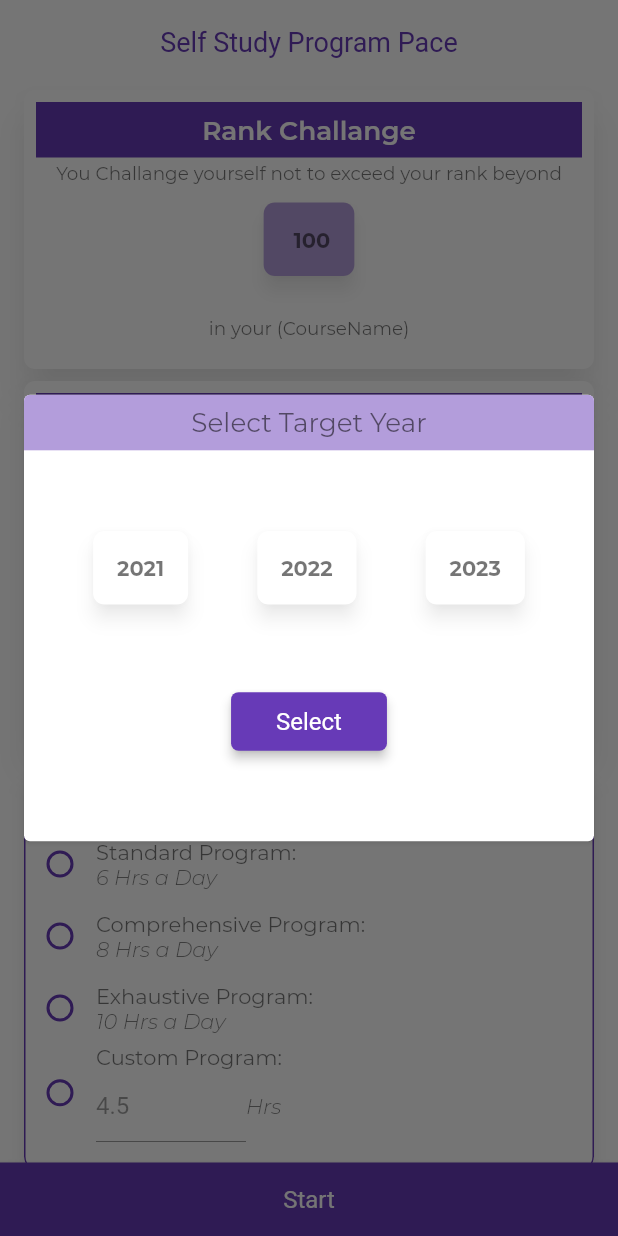
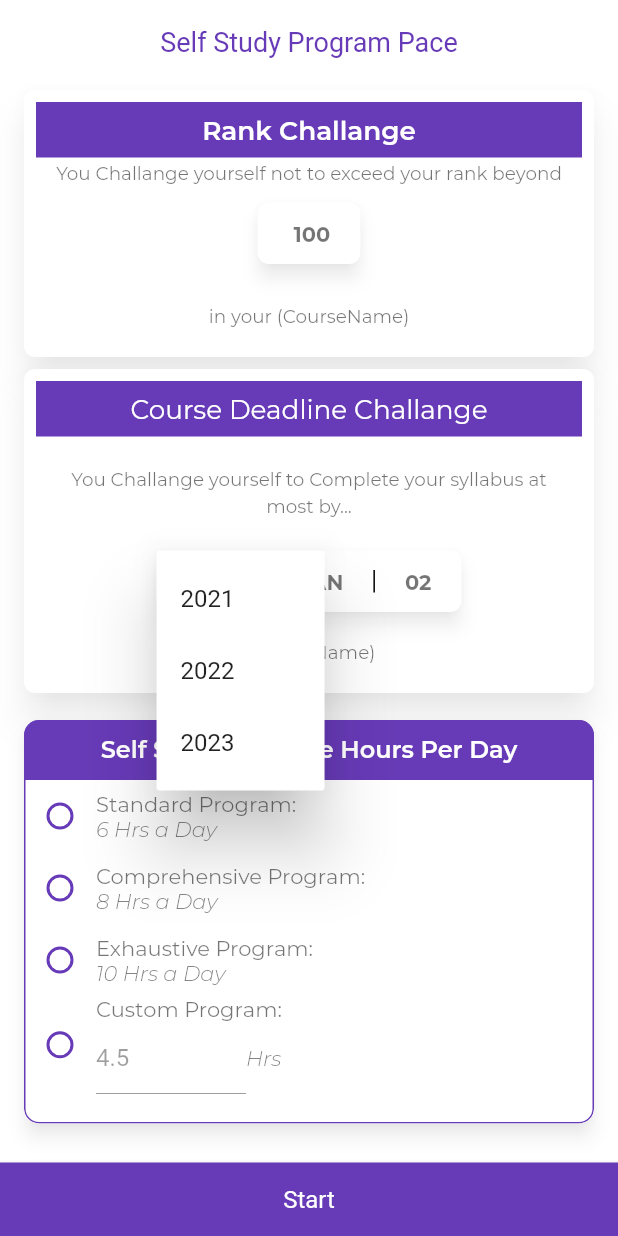
Before and after one commit to akwebs/lurnifyapp, a Flutter app: the SelectThePace screen opened by its route, after a tap on "2022", on a phone screen of 412 x 824 dp. Run offline on Flutter 3.47's test engine with Material 2 defaults, Android fonts, the phone set to English and light mode, and no system bars; drawn by our look-alikes of velocity_x; our stand-ins replace animated_text_kit, audioplayers, awesome_dialog, cached_network_image, cloud_firestore, confetti and 17 more; missing offline and left inert: draggable_bottom_sheet, flutter_spinning_wheel, material_switch, razorpay_flutter; accounts and stored records are empty; project files that could hold a hidden picture were left out.

Commit message:
Select_pace Date Select

```diff
--- a/lib/ui/screen/selfstudy/select_pace.dart
+++ b/lib/ui/screen/selfstudy/select_pace.dart
@@ -41,11 +41,10 @@ class _SelectThePaceState extends State<SelectThePace> {
   var _data;
   DateTime selectedDate = DateTime.now();
   double totalPerDayHours = 0;
-  List<int> _years=[];
-  List<String> _months=[];
-  List<int> _days=[];
-  int _selectedYear=0;
-
+  List<int> _years = [];
+  List<String> _months = [];
+  List<int> _days = [];
+  int _selectedYear = 0;
 
   Future getTotalTopicDuration() async {
     try {
@@ -82,8 +81,8 @@ class _SelectThePaceState extends State<SelectThePace> {
     super.initState();
     // completionDate = formatter.format(DateTime.now().add(Duration(days: 180)));
     _years.add(DateTime.now().year);
-    _years.add(DateTime.now().year+1);
-    _years.add(DateTime.now().year+2);
+    _years.add(DateTime.now().year + 1);
+    _years.add(DateTime.now().year + 2);
 
     _months.add('Jan');
     _months.add('Feb');
@@ -156,6 +155,7 @@ class _SelectThePaceState extends State<SelectThePace> {
       ),
     );
   }
+
   Widget _rankSelector() {
     return Builder(builder: (context) {
       return VxCard(
@@ -163,7 +163,7 @@ class _SelectThePaceState extends State<SelectThePace> {
           [
             ('Rank Challange'.text.white.xl.semiBold.makeCentered().p8()).box.color(Colors.deepPurple).make(),
             'You Challange yourself not to exceed your rank beyond'.text.sm.center.lineHeight(1.5).make().centered(),
-            (' $expectedRank'.text.bold.make().p16())
+            (' $expectedRank'.text.bold.make().px20().py12())
                 .onInkTap(() {
                   showCupertinoModalPopup(
                       barrierColor: Colors.black54,
@@ -198,7 +198,6 @@ class _SelectThePaceState extends State<SelectThePace> {
                       });
                 })
                 .card
-                .color(Colors.deepPurple.shade200)
                 .elevation(5)
                 .roundedSM
                 .make()
@@ -220,127 +219,59 @@ class _SelectThePaceState extends State<SelectThePace> {
             10.heightBox,
             'You Challange yourself to Complete your syllabus at most by...'.text.sm.center.lineHeight(1.5).make().p8().centered(),
             10.heightBox,
-            [
-              (completionYear.text.bold.make().p16())
-                  .onInkTap(() {
-                    showCupertinoModalPopup(
-                        barrierColor: Colors.black54,
-                        context: context,
-                        builder: (context) {
-                          return [
-                            VxCard(VStack(
-                              [
-                                ('Select Target Year'.text.xl.medium.makeCentered().p8()).box.color(Colors.deepPurple[200]).make(),
-                                Wrap(
-                                  alignment: WrapAlignment.spaceEvenly,
-                                  children: [
-                                    for(var a in _years)
-                                    _yearSelect(a.toString()),
-                                  ],
-                                ).wFull(context).p4(),
-                                CustomButton(
-                                  buttonText: 'Select',
-                                  brdRds: 5,
-                                  verpad: const EdgeInsets.symmetric(vertical: 0, horizontal: 20),
-                                  onPressed: () {
-                                    context.pop();
+            HStack([
+              PopupMenuButton(
+                  child: completionYear.text.bold.make().px20().py12(),
+                  elevation: 20,
+                  enabled: true,
+                  onSelected: (value) {
+                    setState(() {
+                      completionYear = value;
+                    });
                   },
-                                ).centered(),
-                                10.heightBox,
-                              ],
-                              alignment: MainAxisAlignment.spaceBetween,
-                            )).make().p12().h40(context),
-                          ].vStack().centered().wFull(context).hFull(context);
+                  itemBuilder: (context) => [
+                        for (var a in _years)
+                          PopupMenuItem(
+                            child: Text(a.toString()),
+                            value: a.toString(),
+                          )
+                      ]),
+              15.heightBox.box.width(1).color(Vx.black).make(),
+              PopupMenuButton(
+                  initialValue: completionMonth,
+                  child: completionMonth.text.bold.make().px20().py12(),
+                  elevation: 20,
+                  enabled: true,
+                  onSelected: (value) {
+                    setState(() {
+                      completionMonth = value;
                     });
-                  })
-                  .card
-                  .color(Colors.deepPurple.shade200)
-                  .elevation(5)
-                  .roundedSM
-                  .make()
-                  .centered()
-                  .p8(),
-              (completionMonth.text.bold.make().p16())
-                  .onInkTap(() {
-                    showCupertinoModalPopup(
-                        barrierColor: Colors.black54,
-                        context: context,
-                        builder: (context) {
-                          return [
-                            VxCard(VStack(
-                              [
-                                ('Select Target Month'.text.xl.medium.makeCentered().p8()).box.color(Colors.deepPurple[200]).make(),
-                                Wrap(
-                                  alignment: WrapAlignment.spaceEvenly,
-                                  children: [
-                                    for(var a in _months)
-                                      _monthSelect(a),
-
-                                  ],
-                                ).wFull(context).p4(),
-                                CustomButton(
-                                  buttonText: 'Select',
-                                  brdRds: 5,
-                                  verpad: const EdgeInsets.symmetric(vertical: 0, horizontal: 20),
-                                  onPressed: () {
-                                    context.pop();
                   },
-                                ).centered(),
-                                10.heightBox,
-                              ],
-                              alignment: MainAxisAlignment.spaceBetween,
-                            )).make().p12().h56(context),
-                          ].vStack().centered().wFull(context).hFull(context);
+                  itemBuilder: (context) => [
+                        for (var a in _months)
+                          PopupMenuItem(
+                            child: Text(a.toString()),
+                            value: a.toString(),
+                          )
+                      ]),
+              15.heightBox.box.width(1).color(Vx.black).make(),
+              PopupMenuButton(
+                  child: completionDay.text.bold.make().px20().py12(),
+                  elevation: 20,
+                  enabled: true,
+                  onSelected: (value) {
+                    setState(() {
+                      completionDay = value;
                     });
-                  })
-                  .card
-                  .color(Colors.deepPurple.shade200)
-                  .elevation(5)
-                  .roundedSM
-                  .make()
-                  .centered()
-                  .p8(),
-              (completionDay.text.bold.make().p16())
-                  .onInkTap(() {
-                    showCupertinoModalPopup(
-                        barrierColor: Colors.black54,
-                        context: context,
-                        builder: (context) {
-                          return [
-                            VxCard(VStack(
-                              [
-                                ('Select Target Date'.text.xl.medium.makeCentered().p8()).box.color(Colors.deepPurple[200]).make(),
-                                Wrap(
-                                  alignment: WrapAlignment.spaceEvenly,
-                                  children: [
-                                    for(var a in _days)
-                                    _daySelect(a.toString()),
-
-                                  ],
-                                ).wFull(context).p4(),
-                                CustomButton(
-                                  buttonText: 'Select',
-                                  brdRds: 5,
-                                  verpad: const EdgeInsets.symmetric(vertical: 0, horizontal: 20),
-                                  onPressed: () {
-                                    context.pop();
                   },
-                                ).centered(),
-                                10.heightBox,
-                              ],
-                              alignment: MainAxisAlignment.spaceBetween,
-                            )).make().p12().h40(context),
-                          ].vStack().centered().wFull(context).hFull(context);
-                        });
-                  })
-                  .card
-                  .color(Colors.deepPurple.shade200)
-                  .elevation(5)
-                  .roundedSM
-                  .make()
-                  .centered()
-                  .p8(),
-            ].hStack().centered(),
+                  itemBuilder: (context) => [
+                        for (var a in _days)
+                          PopupMenuItem(
+                            child: Text(a.toString()),
+                            value: a.toString(),
+                          )
+                      ]),
+            ]).card.elevation(5).roundedSM.make().centered(),
             '(CourseName)'.text.sm.center.lineHeight(1.5).make().centered().py12(),
           ],
         ),
@@ -475,8 +406,6 @@ class _SelectThePaceState extends State<SelectThePace> {
     ).px12();
   }
 
-
-
   Widget _rankSelect(String rank) {
     return (rank.text.bold.make().p16())
         .onInkTap(() {
@@ -523,7 +452,7 @@ class _SelectThePaceState extends State<SelectThePace> {
         .onInkTap(() {
           setState(() {
             completionYear = year;
-            _selectedYear=int.parse(year);
+            _selectedYear = int.parse(year);
           });
         })
         .card
@@ -646,20 +575,18 @@ class _SelectThePaceState extends State<SelectThePace> {
     }
   }
 
-  void _getDays(int year, int monthIndex){
-    try{
-      _days=[];
-      int totalMonthDays= DateTime(year,monthIndex+2,0).day;
-      for(int i=1;i<=totalMonthDays;i++){
-        DateTime now= DateTime(year,monthIndex+1,i);
-        if(now.weekday==DateTime.sunday){
+  void _getDays(int year, int monthIndex) {
+    try {
+      _days = [];
+      int totalMonthDays = DateTime(year, monthIndex + 2, 0).day;
+      for (int i = 1; i <= totalMonthDays; i++) {
+        DateTime now = DateTime(year, monthIndex + 1, i);
+        if (now.weekday == DateTime.sunday) {
           _days.add(i);
         }
       }
-      setState(() {
-
-      });
-    }catch(e){
+      setState(() {});
+    } catch (e) {
       log(e);
     }
   }
```
Also changed, not shown: lib/ui/screen/selfstudy/self_study.dart (+11 -11 lines). Lines whose indentation alone changed are shown as unchanged.
